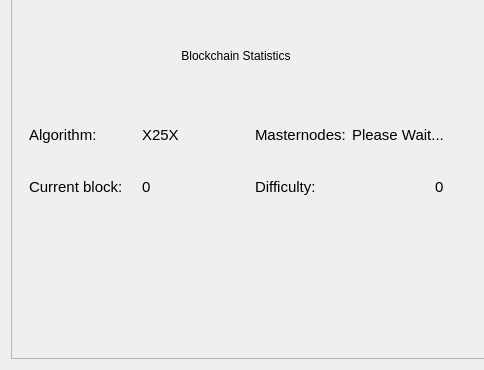
First picture: the form in src/qt/forms/overviewpage.ui, repository HTHcoin/helpthehomelesscoin, before the edit; both pictures show x 0 to 484 and y 315 to 685 of the 1000 by 685 pixel window.
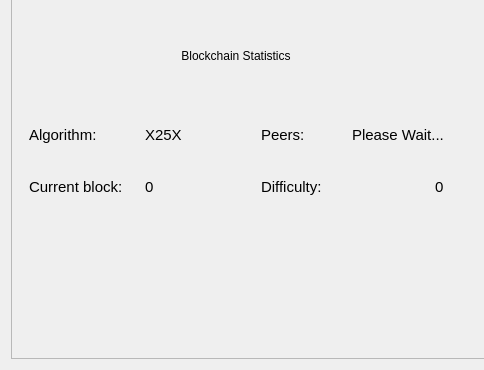
Second picture: the form after the edit.

```diff
--- a/src/qt/forms/overviewpage.ui
+++ b/src/qt/forms/overviewpage.ui
@@ -275,7 +275,7 @@
           <item row="0" column="2">
            <widget class="QLabel" name="labelMN">
             <property name="text">
-             <string>Masternodes:</string>
+             <string>Peers:</string>
             </property>
            </widget>
           </item>
```
